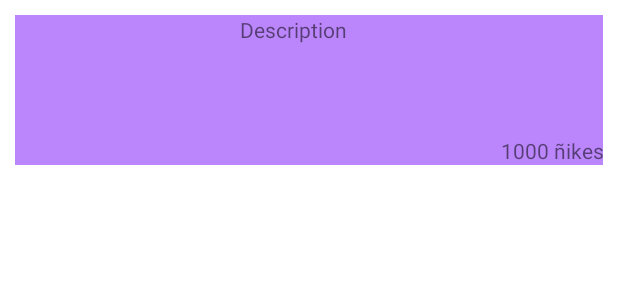
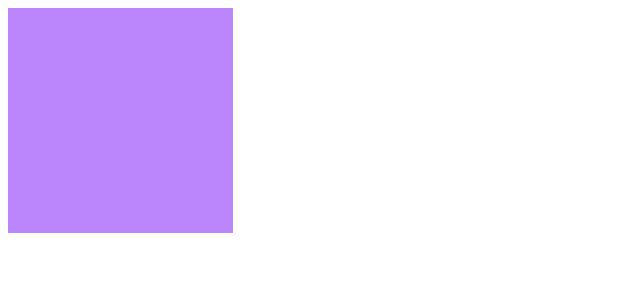
Before and after one commit to oriolholguint/SFYProject, an Android app: the layout image_item.xml on its own in the app's theme, with its tools: preview values and no code run, on a phone screen of 412 x 824 dp. Shown: the top 300 px of the screen. Run offline under Robolectric (Android 15) with nearby library versions, the phone set to English and light mode, and no system bars.

Commit message:
Añado librería Picasso para gráficos / Cambio adapter de imagen para mostrar sola la imagen

```diff
--- a/app/build.gradle
+++ b/app/build.gradle
@@ -37,4 +37,5 @@ dependencies {
     androidTestImplementation 'androidx.test.espresso:espresso-core:3.4.0'
     implementation 'com.squareup.retrofit2:retrofit:2.9.0'
     implementation 'com.squareup.retrofit2:converter-gson:2.9.0'
+    implementation 'com.squareup.picasso:picasso:2.5.2'
 }
--- a/app/src/main/res/layout/image_item.xml
+++ b/app/src/main/res/layout/image_item.xml
@@ -1,39 +1,15 @@
 <?xml version="1.0" encoding="utf-8"?>
 <LinearLayout
     xmlns:android="http://schemas.android.com/apk/res/android"
-    android:layout_width="match_parent"
-    android:layout_height="100dp"
-    android:layout_margin="10dp"
-    android:orientation="horizontal"
-    android:background="@color/purple_200">
+    android:layout_width="150dp"
+    android:layout_height="150dp"
+    android:layout_margin="5dp"
+    android:orientation="horizontal">
 
     <ImageView
         android:id="@+id/imagePic"
-        android:layout_width="150dp"
-        android:layout_height="match_parent"/>
-
-    <LinearLayout
         android:layout_width="match_parent"
         android:layout_height="match_parent"
-        android:orientation="vertical">
-
-        <TextView
-            android:id="@+id/imageDescription"
-            android:layout_width="match_parent"
-            android:layout_weight="1"
-            android:layout_height="wrap_content"
-            android:text="Description"/>
-
-        <TextView
-            android:id="@+id/imageLikes"
-            android:layout_width="match_parent"
-            android:layout_height="wrap_content"
-            android:layout_weight="1"
-            android:layout_gravity="end"
-            android:gravity="bottom|end"
-            android:text="1000 ñikes"/>
-
-    </LinearLayout>
-
+        android:background="@color/purple_200"/>
 
 </LinearLayout>
```
Also changed, not shown: app/src/main/java/com/example/sfyproject/MainActivity.java (+5 -2 lines), app/src/main/java/com/example/sfyproject/adapters/ImageAdapter.java (+11 -9 lines).
